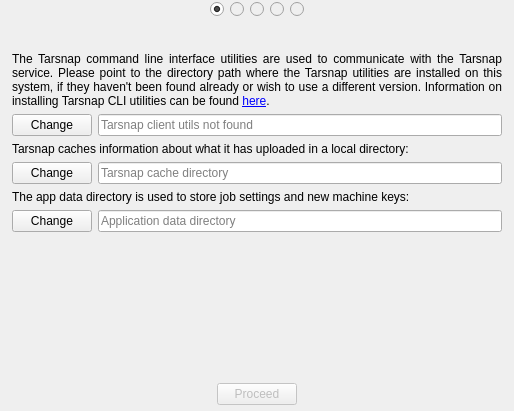
First picture: the form in forms/setupdialog.ui, repository Tarsnap/tarsnap-gui, before the edit.
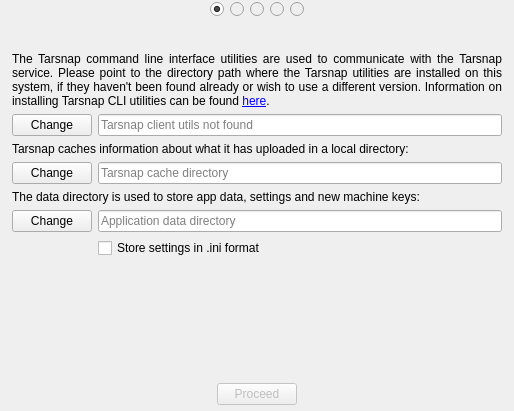
Second picture: the form after the edit. The open tabs and pages were chosen to show the change. Icons and pictures are not drawn.

Commit message:
Add option to store app settings in .ini format.
This option, is admittedly more portable, as an alternative to the native formats, registry on Windows and Preferences plists on OS X.
INI format is default on Linux/BSD already.

Diff of the .ui file:
```diff
--- a/forms/setupdialog.ui
+++ b/forms/setupdialog.ui
@@ -468,7 +468,7 @@
           <item row="4" column="0" colspan="2">
            <widget class="QLabel" name="label_4">
             <property name="text">
-             <string>The app data directory is used to store job settings and new machine keys:</string>
+             <string>The data directory is used to store app data, settings and new machine keys:</string>
             </property>
             <property name="wordWrap">
              <bool>true</bool>
@@ -498,6 +498,16 @@
             </property>
            </widget>
           </item>
+          <item row="6" column="1">
+           <widget class="QCheckBox" name="storeIniFormatCheckBox">
+            <property name="toolTip">
+             <string>Instead of the platform choice, prefs on OS X and registry on Windows.</string>
+            </property>
+            <property name="text">
+             <string>Store settings in .ini format</string>
+            </property>
+           </widget>
+          </item>
          </layout>
         </widget>
        </item>
```
Left out of the diff: 3 changed lines with no effect on the pictures. The commit also changes 6 other files.
